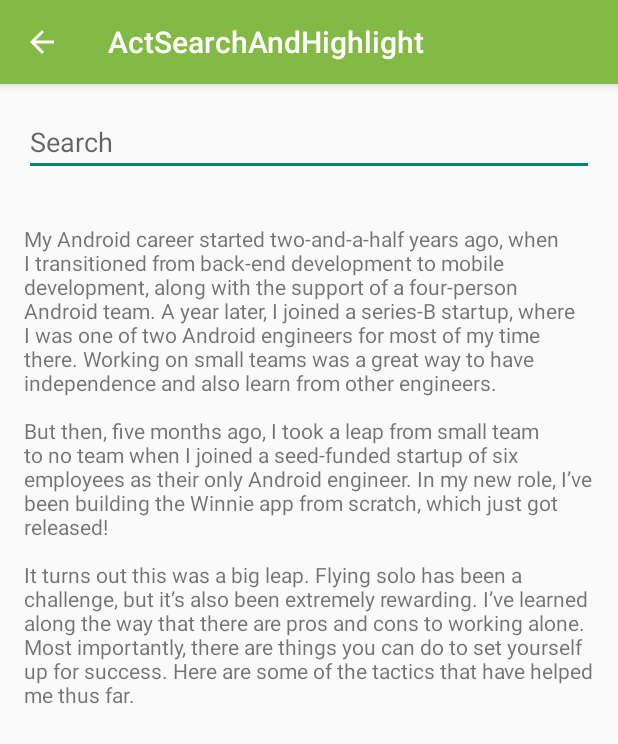
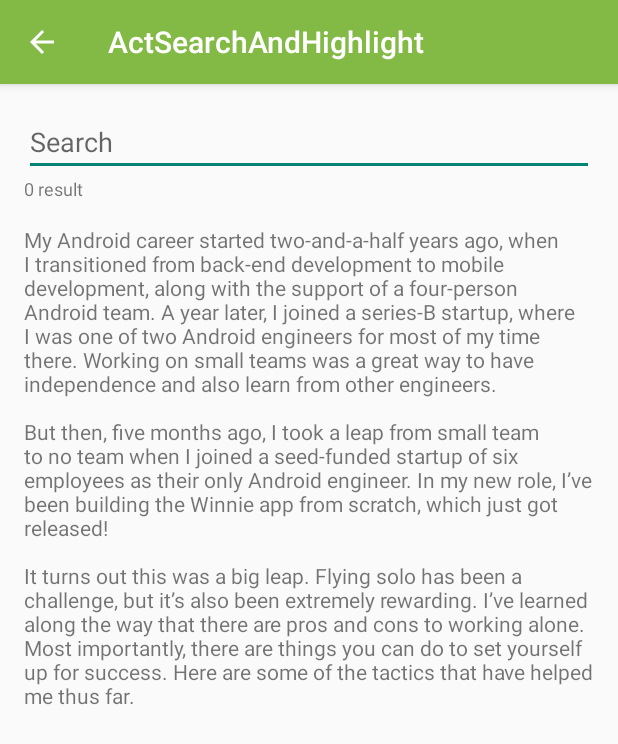
Before and after one commit to TNPro85/ANDROID, an Android app: the ActSearchAndHighlight screen opened directly, with no data from a screen before it, on a phone screen of 412 x 824 dp. Shown: the top 744 px of the screen. Run offline under Robolectric (Android 15) with nearby library versions, the phone set to English and light mode, and no system bars.

Commit message:
* update text result

```diff
--- a/DEMO/TNSoftDemo/app/src/main/java/com/zing/demo/ActSearchAndHighlight.java
+++ b/DEMO/TNSoftDemo/app/src/main/java/com/zing/demo/ActSearchAndHighlight.java
@@ -12,7 +12,7 @@ import android.widget.TextView;
 
 public class ActSearchAndHighlight extends ActBase {
 
-    private TextView mTextView;
+    private TextView mTextView, mTextCount;
 
     @Override
     protected void onCreate(Bundle savedInstanceState) {
@@ -20,6 +20,8 @@ public class ActSearchAndHighlight extends ActBase {
         setContentView(R.layout.act_search_and_highlight);
 
         mTextView = (TextView) findViewById(R.id.text_view);
+        mTextCount = (TextView) findViewById(R.id.text_count);
+
         EditText mSearchEditText = (EditText) findViewById(R.id.search_edit_text);
         mSearchEditText.addTextChangedListener(new TextWatcher() {
             @Override
@@ -50,8 +52,10 @@ public class ActSearchAndHighlight extends ActBase {
 
         //Search for all occurrences of the keyword in the string
         int indexOfKeyword = spannableString.toString().toLowerCase().indexOf(input.toLowerCase());
+        int count = 0;
 
         while (indexOfKeyword > 0) {
+            count++;
             //Create a background color span on the keyword
             spannableString.setSpan(new BackgroundColorSpan(Color.YELLOW), indexOfKeyword, indexOfKeyword + input.length(), Spanned.SPAN_EXCLUSIVE_EXCLUSIVE);
 
@@ -61,5 +65,8 @@ public class ActSearchAndHighlight extends ActBase {
 
         //Set the final text on TextView
         mTextView.setText(spannableString);
+
+        String strCount = count + " " + (count >= 2 ? "results" : "result");
+        mTextCount.setText(strCount);
     }
 }
--- a/DEMO/TNSoftDemo/app/src/main/res/layout/act_search_and_highlight.xml
+++ b/DEMO/TNSoftDemo/app/src/main/res/layout/act_search_and_highlight.xml
@@ -13,8 +13,18 @@
             android:id="@+id/search_edit_text"
             android:layout_width="match_parent"
             android:layout_height="wrap_content"
-            android:layout_margin="16dp"
+            android:layout_marginLeft="16dp"
+            android:layout_marginRight="16dp"
+            android:layout_marginTop="16dp"
             android:hint="Search" />
+
+        <TextView
+            android:id="@+id/text_count"
+            android:layout_width="wrap_content"
+            android:layout_height="wrap_content"
+            android:layout_marginLeft="16dp"
+            android:text="0 result"
+            android:textSize="12sp" />
 
         <TextView
             android:id="@+id/text_view"
```
